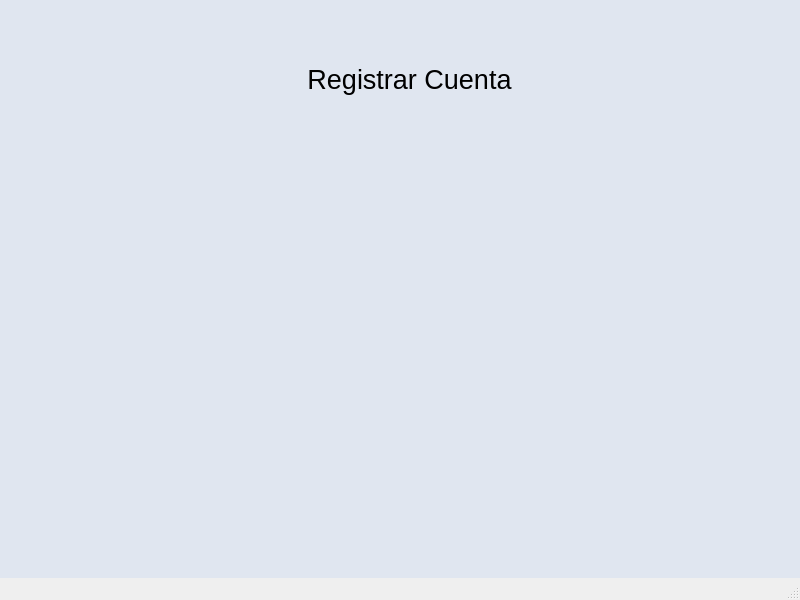
Qt form Proyecto/ProyectoEventos/mainwindow.ui (ValeriaMora27/Proyecto-i2023-ie2017) before a commit.
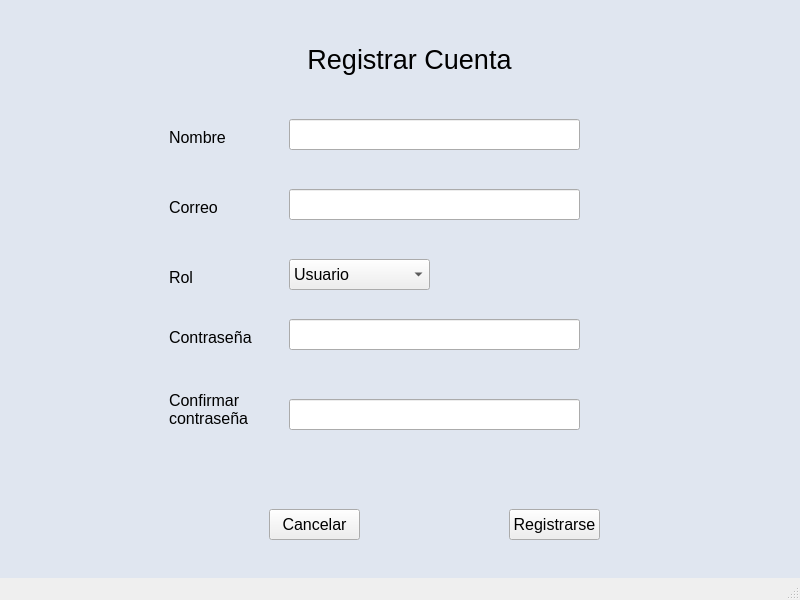
The same form after that commit. The open tabs and pages were chosen to show the change.

Commit message: Widgets de pantalla de Registro

The edit to the form file:
```diff
--- a/Proyecto/ProyectoEventos/mainwindow.ui
+++ b/Proyecto/ProyectoEventos/mainwindow.ui
@@ -127,7 +127,7 @@
       <property name="geometry">
        <rect>
         <x>300</x>
-        <y>60</y>
+        <y>40</y>
         <width>221</width>
         <height>41</height>
        </rect>
@@ -140,6 +140,249 @@
       </property>
       <property name="text">
        <string>Registrar Cuenta</string>
+      </property>
+      <property name="alignment">
+       <set>Qt::AlignCenter</set>
+      </property>
+     </widget>
+     <widget class="QLabel" name="Nombre">
+      <property name="geometry">
+       <rect>
+        <x>170</x>
+        <y>130</y>
+        <width>71</width>
+        <height>16</height>
+       </rect>
+      </property>
+      <property name="font">
+       <font>
+        <pointsize>12</pointsize>
+       </font>
+      </property>
+      <property name="text">
+       <string>Nombre</string>
+      </property>
+     </widget>
+     <widget class="QLabel" name="Correo">
+      <property name="geometry">
+       <rect>
+        <x>170</x>
+        <y>200</y>
+        <width>61</width>
+        <height>16</height>
+       </rect>
+      </property>
+      <property name="font">
+       <font>
+        <pointsize>12</pointsize>
+       </font>
+      </property>
+      <property name="text">
+       <string>Correo</string>
+      </property>
+     </widget>
+     <widget class="QLabel" name="Rol">
+      <property name="geometry">
+       <rect>
+        <x>170</x>
+        <y>270</y>
+        <width>49</width>
+        <height>16</height>
+       </rect>
+      </property>
+      <property name="font">
+       <font>
+        <pointsize>12</pointsize>
+       </font>
+      </property>
+      <property name="text">
+       <string>Rol</string>
+      </property>
+     </widget>
+     <widget class="QLabel" name="contrasena">
+      <property name="geometry">
+       <rect>
+        <x>170</x>
+        <y>330</y>
+        <width>101</width>
+        <height>16</height>
+       </rect>
+      </property>
+      <property name="font">
+       <font>
+        <pointsize>12</pointsize>
+       </font>
+      </property>
+      <property name="text">
+       <string>Contraseña</string>
+      </property>
+     </widget>
+     <widget class="QLabel" name="ConfirmContra">
+      <property name="geometry">
+       <rect>
+        <x>170</x>
+        <y>390</y>
+        <width>91</width>
+        <height>41</height>
+       </rect>
+      </property>
+      <property name="font">
+       <font>
+        <pointsize>12</pointsize>
+       </font>
+      </property>
+      <property name="text">
+       <string>Confirmar 
+contraseña</string>
+      </property>
+     </widget>
+     <widget class="QComboBox" name="InputRol">
+      <property name="geometry">
+       <rect>
+        <x>290</x>
+        <y>260</y>
+        <width>141</width>
+        <height>31</height>
+       </rect>
+      </property>
+      <property name="font">
+       <font>
+        <pointsize>12</pointsize>
+       </font>
+      </property>
+      <property name="styleSheet">
+       <string notr="true"/>
+      </property>
+      <item>
+       <property name="text">
+        <string>Usuario</string>
+       </property>
+      </item>
+      <item>
+       <property name="text">
+        <string>Administrador</string>
+       </property>
+      </item>
+     </widget>
+     <widget class="QLineEdit" name="InputCorreo">
+      <property name="geometry">
+       <rect>
+        <x>290</x>
+        <y>190</y>
+        <width>291</width>
+        <height>31</height>
+       </rect>
+      </property>
+     </widget>
+     <widget class="QLineEdit" name="InputNombre">
+      <property name="geometry">
+       <rect>
+        <x>290</x>
+        <y>120</y>
+        <width>291</width>
+        <height>31</height>
+       </rect>
+      </property>
+     </widget>
+     <widget class="QLineEdit" name="InputContra">
+      <property name="geometry">
+       <rect>
+        <x>290</x>
+        <y>320</y>
+        <width>291</width>
+        <height>31</height>
+       </rect>
+      </property>
+      <property name="echoMode">
+       <enum>QLineEdit::Password</enum>
+      </property>
+     </widget>
+     <widget class="QLineEdit" name="InputContra_2">
+      <property name="geometry">
+       <rect>
+        <x>290</x>
+        <y>400</y>
+        <width>291</width>
+        <height>31</height>
+       </rect>
+      </property>
+      <property name="echoMode">
+       <enum>QLineEdit::Password</enum>
+      </property>
+     </widget>
+     <widget class="QPushButton" name="pushButton_Cancelar">
+      <property name="geometry">
+       <rect>
+        <x>270</x>
+        <y>510</y>
+        <width>91</width>
+        <height>31</height>
+       </rect>
+      </property>
+      <property name="font">
+       <font>
+        <pointsize>12</pointsize>
+       </font>
+      </property>
+      <property name="text">
+       <string>Cancelar</string>
+      </property>
+      <property name="autoDefault">
+       <bool>false</bool>
+      </property>
+      <property name="default">
+       <bool>false</bool>
+      </property>
+      <property name="flat">
+       <bool>false</bool>
+      </property>
+     </widget>
+     <widget class="QPushButton" name="pushButton_Registrar">
+      <property name="geometry">
+       <rect>
+        <x>510</x>
+        <y>510</y>
+        <width>91</width>
+        <height>31</height>
+       </rect>
+      </property>
+      <property name="font">
+       <font>
+        <pointsize>12</pointsize>
+       </font>
+      </property>
+      <property name="text">
+       <string>Registrarse</string>
+      </property>
+      <property name="autoDefault">
+       <bool>false</bool>
+      </property>
+      <property name="default">
+       <bool>false</bool>
+      </property>
+      <property name="flat">
+       <bool>false</bool>
+      </property>
+     </widget>
+    </widget>
+    <widget class="QWidget" name="page3_Principal">
+     <widget class="QLabel" name="label_4">
+      <property name="geometry">
+       <rect>
+        <x>260</x>
+        <y>50</y>
+        <width>301</width>
+        <height>51</height>
+       </rect>
+      </property>
+      <property name="font">
+       <font>
+        <pointsize>20</pointsize>
+        <bold>true</bold>
+       </font>
+      </property>
+      <property name="text">
+       <string>SerVal Event Solutions</string>
       </property>
       <property name="alignment">
        <set>Qt::AlignCenter</set>
```
Left out of the diff: 6 changed lines with no effect on the pictures. The commit also changes 2 other files.
